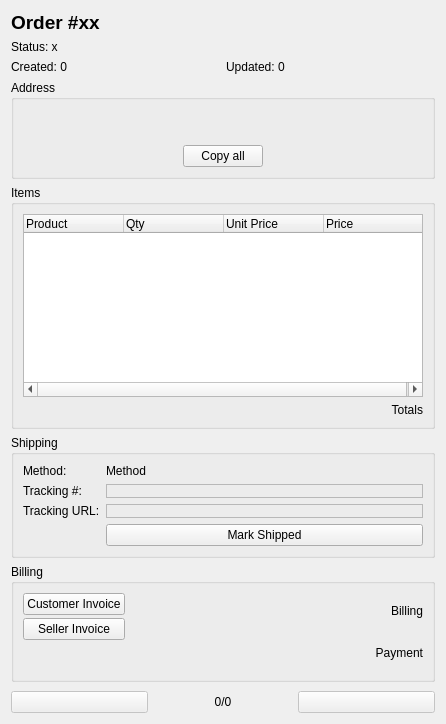
Before: the Qt Designer form orderdetailswidget.ui in arturo182/lectronizer, drawn with Qt 5.
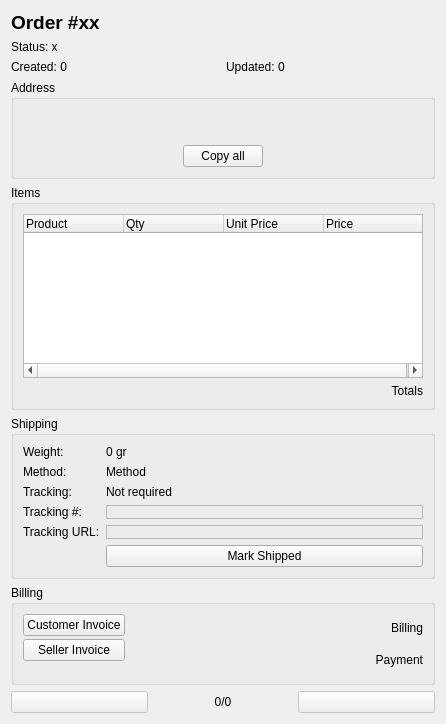
After: the same form once the commit is applied. Icons and pictures are not drawn. Custom widgets are drawn as their Qt base class.

Commit message: Add tracking requirement and weight info to order details widget

```diff
--- a/orderdetailswidget.ui
+++ b/orderdetailswidget.ui
@@ -339,42 +339,42 @@
       <string>Shipping</string>
      </property>
      <layout class="QFormLayout" name="formLayout_2">
-      <item row="0" column="0">
+      <item row="1" column="0">
        <widget class="QLabel" name="shippingMethodLabel">
         <property name="text">
          <string>Method:</string>
         </property>
        </widget>
       </item>
-      <item row="0" column="1">
+      <item row="1" column="1">
        <widget class="QLabel" name="shippingMethodValueLabel">
         <property name="text">
          <string>Method</string>
         </property>
        </widget>
       </item>
-      <item row="2" column="0">
+      <item row="3" column="0">
        <widget class="QLabel" name="shippingTrackingNoLabel">
         <property name="text">
          <string>Tracking #:</string>
         </property>
        </widget>
       </item>
-      <item row="3" column="0">
+      <item row="4" column="0">
        <widget class="QLabel" name="shippingTrackingUrlLabel">
         <property name="text">
          <string>Tracking URL:</string>
         </property>
        </widget>
       </item>
-      <item row="4" column="1">
+      <item row="5" column="1">
        <widget class="QPushButton" name="shippingSubmitButton">
         <property name="text">
          <string>Mark Shipped</string>
         </property>
        </widget>
       </item>
-      <item row="2" column="1">
+      <item row="3" column="1">
        <widget class="ClickyLineEdit" name="shippingTrackingNoEdit">
         <property name="frameShape">
          <enum>QFrame::StyledPanel</enum>
@@ -390,7 +390,7 @@
         </property>
        </widget>
       </item>
-      <item row="3" column="1">
+      <item row="4" column="1">
        <widget class="ClickyLineEdit" name="shippingTrackingUrlEdit">
         <property name="frameShape">
          <enum>QFrame::StyledPanel</enum>
@@ -406,6 +406,34 @@
         </property>
        </widget>
       </item>
+      <item row="2" column="0">
+       <widget class="QLabel" name="shippingTrackingLabel">
+        <property name="text">
+         <string>Tracking:</string>
+        </property>
+       </widget>
+      </item>
+      <item row="2" column="1">
+       <widget class="QLabel" name="shippingTrackingRequiredLabel">
+        <property name="text">
+         <string>Not required</string>
+        </property>
+       </widget>
+      </item>
+      <item row="0" column="0">
+       <widget class="QLabel" name="shippingWeightLabel">
+        <property name="text">
+         <string>Weight:</string>
+        </property>
+       </widget>
+      </item>
+      <item row="0" column="1">
+       <widget class="QLabel" name="shippingWeightValueLabel">
+        <property name="text">
+         <string>0 gr</string>
+        </property>
+       </widget>
+      </item>
      </layout>
     </widget>
    </item>
```
The commit also changes 1 other file.
